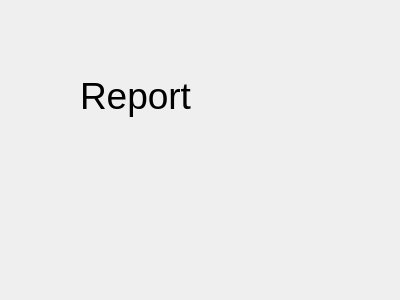
PranaySPatil/Art-Store-Management-System, file reportform.ui: the form before one commit.
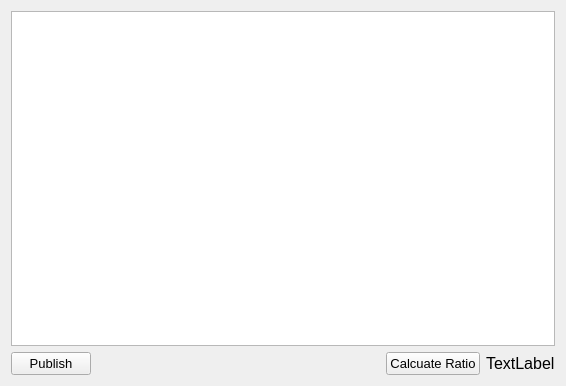
The form after the commit.

Patch:
```diff
--- a/reportform.ui
+++ b/reportform.ui
@@ -6,8 +6,8 @@
    <rect>
     <x>0</x>
     <y>0</y>
-    <width>400</width>
-    <height>300</height>
+    <width>566</width>
+    <height>386</height>
    </rect>
   </property>
   <property name="font">
@@ -18,19 +18,60 @@
   <property name="windowTitle">
    <string>Form</string>
   </property>
-  <widget class="QLabel" name="label">
-   <property name="geometry">
-    <rect>
-     <x>80</x>
-     <y>70</y>
-     <width>181</width>
-     <height>51</height>
-    </rect>
-   </property>
-   <property name="text">
-    <string>Report</string>
-   </property>
-  </widget>
+  <layout class="QGridLayout" name="gridLayout">
+   <item row="0" column="0" colspan="4">
+    <widget class="QTableWidget" name="tableWidgetReport"/>
+   </item>
+   <item row="1" column="0">
+    <widget class="QPushButton" name="pushButtonPublish">
+     <property name="font">
+      <font>
+       <pointsize>10</pointsize>
+      </font>
+     </property>
+     <property name="text">
+      <string>Publish</string>
+     </property>
+    </widget>
+   </item>
+   <item row="1" column="1">
+    <spacer name="horizontalSpacer">
+     <property name="orientation">
+      <enum>Qt::Horizontal</enum>
+     </property>
+     <property name="sizeHint" stdset="0">
+      <size>
+       <width>294</width>
+       <height>20</height>
+      </size>
+     </property>
+    </spacer>
+   </item>
+   <item row="1" column="2">
+    <widget class="QPushButton" name="pushButtonAverage">
+     <property name="font">
+      <font>
+       <pointsize>10</pointsize>
+      </font>
+     </property>
+     <property name="text">
+      <string>Calcuate Ratio</string>
+     </property>
+    </widget>
+   </item>
+   <item row="1" column="3">
+    <widget class="QLabel" name="labelAverage">
+     <property name="font">
+      <font>
+       <pointsize>12</pointsize>
+      </font>
+     </property>
+     <property name="text">
+      <string>TextLabel</string>
+     </property>
+    </widget>
+   </item>
+  </layout>
  </widget>
  <resources/>
  <connections/>
```
